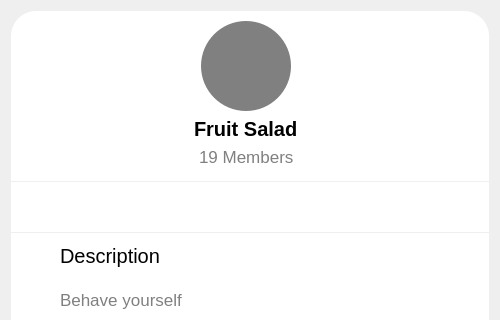
First picture: the form in ui/ChatRoom/Header/AboutG.ui, repository YousefAdel777/ChatAppGUI, before the edit; both pictures show x 0 to 500 and y 0 to 320 of the 500 by 720 pixel window.
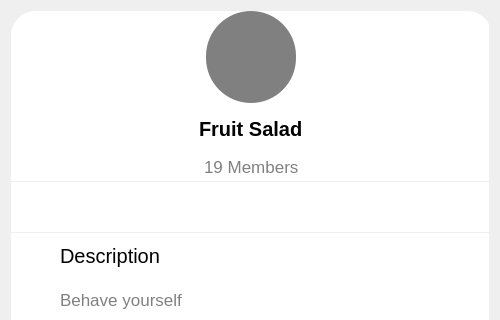
Second picture: the form after the edit. Icons and pictures are not drawn.

The edit to the form file:
```diff
--- a/ui/ChatRoom/Header/AboutG.ui
+++ b/ui/ChatRoom/Header/AboutG.ui
@@ -81,7 +81,7 @@
                <rect>
                 <x>0</x>
                 <y>100</y>
-                <width>471</width>
+                <width>481</width>
                 <height>35</height>
                </rect>
               </property>
@@ -104,12 +104,12 @@
               <property name="geometry">
                <rect>
                 <x>0</x>
-                <y>130</y>
-                <width>471</width>
+                <y>140</y>
+                <width>481</width>
                 <height>32</height>
                </rect>
               </property>
-              <layout class="QHBoxLayout" name="horizontalLayout_3">
+              <layout class="QHBoxLayout" name="horizontalLayout_2">
                <item alignment="Qt::AlignmentFlag::AlignHCenter">
                 <widget class="QLabel" name="MembersNo">
                  <property name="styleSheet">
@@ -123,14 +123,23 @@
                </item>
               </layout>
              </widget>
+             <widget class="QWidget" name="horizontalLayoutWidget_3">
+              <property name="geometry">
+               <rect>
+                <x>0</x>
+                <y>0</y>
+                <width>481</width>
+                <height>92</height>
+               </rect>
+              </property>
+              <layout class="QHBoxLayout" name="horizontalLayout_3">
+               <item alignment="Qt::AlignmentFlag::AlignHCenter">
              <widget class="QWidget" name="widget_4" native="true">
-              <property name="geometry">
-               <rect>
-                <x>190</x>
-                <y>10</y>
+                 <property name="minimumSize">
+                  <size>
                 <width>90</width>
                 <height>90</height>
-               </rect>
+                  </size>
               </property>
               <property name="styleSheet">
                <string notr="true">background-color:gray;
@@ -147,8 +156,8 @@
                </property>
                <property name="minimumSize">
                 <size>
-                 <width>0</width>
-                 <height>0</height>
+                    <width>60</width>
+                    <height>60</height>
                 </size>
                </property>
                <property name="cursor">
@@ -168,6 +177,9 @@
                </property>
               </widget>
              </widget>
+               </item>
+              </layout>
+             </widget>
             </widget>
            </item>
            <item alignment="Qt::AlignmentFlag::AlignHCenter">
```
Left out of the diff: 6 changed lines with no effect on the pictures. Lines whose indentation alone changed are shown as unchanged.
